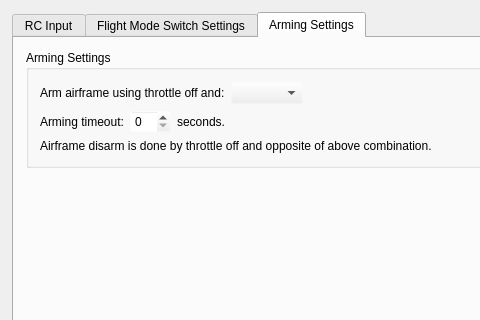
The window that ground/openpilotgcs/src/plugins/config/input.ui (TauLabs/TauLabs) describes before a commit, drawn with Qt 5; both pictures show x 0 to 480 and y 0 to 320 of the 880 by 672 pixel window.
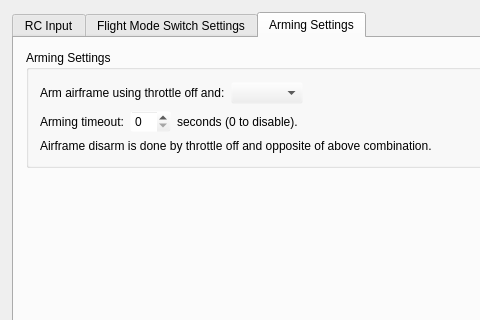
The same window after the commit. The open tabs and pages were chosen to show the change. Icons and pictures are not drawn.

Commit message: [OP-728] Improve tooltip text for GCS arm timeout field

Patch:
```diff
--- a/ground/openpilotgcs/src/plugins/config/input.ui
+++ b/ground/openpilotgcs/src/plugins/config/input.ui
@@ -1375,7 +1375,7 @@
                 <item>
                  <widget class="QLabel" name="label_19">
                   <property name="text">
-                   <string>seconds.</string>
+                   <string>seconds (0 to disable).</string>
                   </property>
                  </widget>
                 </item>
```
Left out of the diff: 3 changed lines with no effect on the pictures.
